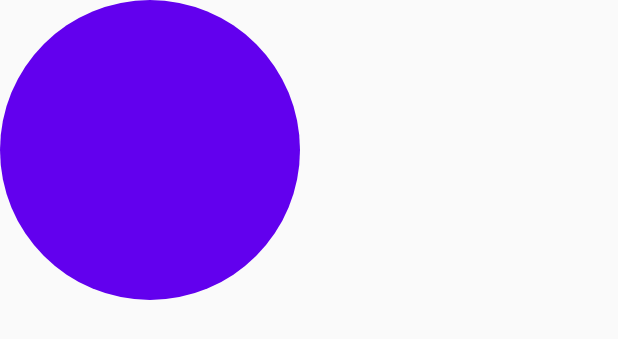
After one commit to thanhniencung/demo-services-android, an Android app: the layout activity_demo_custom_view.xml on its own in the app's theme, with its tools: preview values and no code run, on a phone screen of 412 x 824 dp. The commit adds this screen. Shown: the top 339 px of the screen. Run offline under Robolectric (Android 15) with nearby library versions, the phone set to English and light mode, and no system bars.

Commit message:
custom view

```diff
--- a/app/src/main/java/com/code4func/helloandroid/broadcastreceivers/DemoBroadcastReceiverActivity.kt
+++ b/app/src/main/java/com/code4func/helloandroid/broadcastreceivers/DemoBroadcastReceiverActivity.kt
@@ -16,7 +16,6 @@ class DemoBroadcastReceiverActivity : AppCompatActivity() {
         val intentService = Intent(this, MyService::class.java)
         startService(intentService)
 
-
         btnSendEvent.setOnClickListener {
             val intent = Intent()
             intent.action = "com.code4func.helloandroid.CODE4FUNC"
--- /dev/null
+++ b/app/src/main/java/com/code4func/helloandroid/customview/MyCustomView.kt
@@ -0,0 +1,84 @@
+package com.code4func.helloandroid.customview
+
+import android.content.Context
+import android.graphics.Canvas
+import android.graphics.Color
+import android.graphics.Paint
+import android.graphics.drawable.Drawable
+import android.text.TextPaint
+import android.util.AttributeSet
+import android.view.View
+import com.code4func.helloandroid.R
+
+/**
+ * TODO: document your custom view class.
+ */
+class MyCustomView : View {
+    private val paint =  Paint(Paint.ANTI_ALIAS_FLAG)
+    private val defaultColor = Color.YELLOW
+
+    init {
+        paint.color = Color.RED
+        paint.style = Paint.Style.FILL
+    }
+
+    constructor(context: Context?) : super(context)
+
+    constructor(context: Context?, attrs: AttributeSet?) : super(context, attrs) {
+        val typeArray = context?.theme?.obtainStyledAttributes(attrs,
+            R.styleable.MyCustomView, 0, 0)
+
+
+        val color = typeArray?.getColor(R.styleable.MyCustomView_viewColor, defaultColor)
+        if (color != null) {
+            paint.color = color
+        }
+
+        typeArray?.recycle()
+    }
+
+    override fun onMeasure(widthMeasureSpec: Int, heightMeasureSpec: Int) {
+        setMeasuredDimension(
+            measureSize(widthMeasureSpec),
+            measureSize(heightMeasureSpec)
+        )
+    }
+
+    private fun measureSize(measureSpec: Int) : Int {
+        val mode = MeasureSpec.getMode(measureSpec)
+        val sizeInPixel = MeasureSpec.getSize(measureSpec)
+
+
+        return when(mode) {
+            MeasureSpec.EXACTLY -> {
+                sizeInPixel
+            }
+
+            MeasureSpec.AT_MOST -> {
+                sizeInPixel.coerceAtMost(50)
+            }
+
+            MeasureSpec.UNSPECIFIED -> {
+                sizeInPixel.coerceAtMost(500)
+            }
+
+            else -> {
+                0
+            }
+        }
+    }
+
+    override fun onDraw(canvas: Canvas?) {
+        super.onDraw(canvas)
+
+        val radius = width / 2f
+        canvas?.drawCircle(width / 2f, width / 2f, radius, paint)
+    }
+
+
+    fun changeColor(newColor: Int) {
+        paint.color = newColor
+        //invalidate()
+        postInvalidate()
+    }
+}
--- /dev/null
+++ b/app/src/main/res/layout/activity_demo_custom_view.xml
@@ -0,0 +1,17 @@
+<?xml version="1.0" encoding="utf-8"?>
+<LinearLayout xmlns:android="http://schemas.android.com/apk/res/android"
+    xmlns:app="http://schemas.android.com/apk/res-auto"
+    xmlns:tools="http://schemas.android.com/tools"
+    android:id="@+id/viewContainer"
+    android:layout_width="match_parent"
+    android:layout_height="match_parent"
+    android:orientation="vertical"
+    tools:context=".customview.DemoCustomViewActivity">
+
+    <com.code4func.helloandroid.customview.MyCustomView
+        android:id="@+id/myCustomView"
+        android:layout_width="200dp"
+        android:layout_height="200dp"
+        app:viewColor="@color/colorPrimary"/>
+
+</LinearLayout>
```
Also changed, not shown: app/src/main/AndroidManifest.xml (+3 -4 lines), app/src/main/java/com/code4func/helloandroid/customview/DemoCustomViewActivity.kt (added, +19 -0 lines), app/src/main/res/values/attrs_my_custom_view.xml (added, +8 -0 lines).
